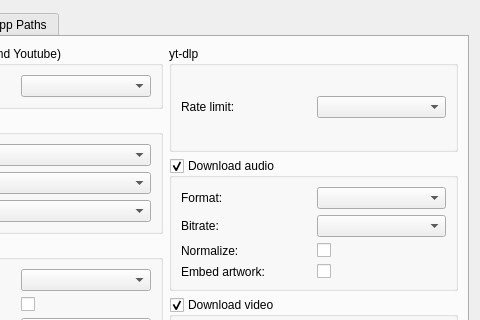
Before: the Qt Designer form src/usdb_syncer/gui/forms/SettingsDialog.ui in bohning/usdb_syncer, drawn with Qt 5; both pictures show x 160 to 640 and y 0 to 320 of the 640 by 677 pixel window.
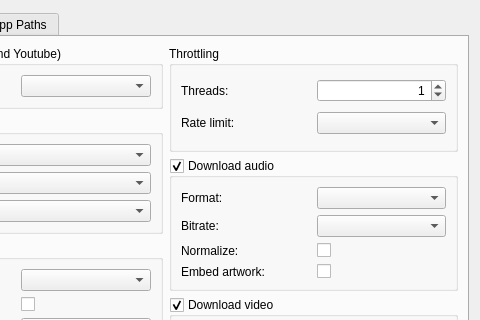
After: the same form once the commit is applied. Icons and pictures are not drawn.

Commit message: Prepare throttling by limiting number of concurrent threads.

Diff of the .ui file:
```diff
--- a/src/usdb_syncer/gui/forms/SettingsDialog.ui
+++ b/src/usdb_syncer/gui/forms/SettingsDialog.ui
@@ -284,19 +284,39 @@
          <item>
           <widget class="QGroupBox" name="groupBox_2">
            <property name="title">
-            <string>yt-dlp</string>
+            <string>Throttling</string>
            </property>
            <layout class="QGridLayout" name="gridLayout_10">
-            <item row="0" column="0">
+            <item row="1" column="0">
              <widget class="QLabel" name="label_ytdlp_rate_limit">
               <property name="text">
                <string>Rate limit:</string>
               </property>
              </widget>
             </item>
-            <item row="0" column="1">
+            <item row="1" column="1">
              <widget class="QComboBox" name="comboBox_ytdlp_rate_limit"/>
             </item>
+            <item row="0" column="0">
+             <widget class="QLabel" name="label_throttling_threads">
+              <property name="text">
+               <string>Threads:</string>
+              </property>
+             </widget>
+            </item>
+            <item row="0" column="1">
+             <widget class="QSpinBox" name="spinBox_throttling_threads">
+              <property name="alignment">
+               <set>Qt::AlignmentFlag::AlignRight|Qt::AlignmentFlag::AlignTrailing|Qt::AlignmentFlag::AlignVCenter</set>
+              </property>
+              <property name="maximum">
+               <number>16</number>
+              </property>
+              <property name="value">
+               <number>1</number>
+              </property>
+             </widget>
+            </item>
            </layout>
           </widget>
          </item>
```
The commit also changes 1 other file.
